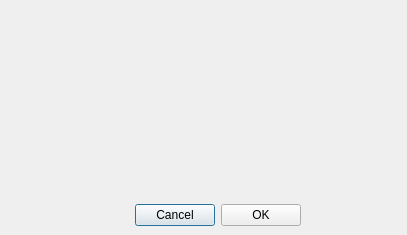
Before: the Qt Designer form gui_source/dialogexport.ui in horsicq/PDBRipper, drawn with Qt 5.
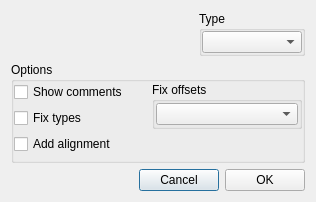
After: the same form once the commit is applied.

The edit to the form file:
```diff
--- a/gui_source/dialogexport.ui
+++ b/gui_source/dialogexport.ui
@@ -9,8 +9,8 @@
    <rect>
     <x>0</x>
     <y>0</y>
-    <width>407</width>
-    <height>235</height>
+    <width>316</width>
+    <height>202</height>
    </rect>
   </property>
   <property name="windowTitle">
@@ -19,15 +19,162 @@
   <property name="modal">
    <bool>true</bool>
   </property>
-  <widget class="QWidget" name="">
-   <property name="geometry">
-    <rect>
-     <x>10</x>
-     <y>200</y>
-     <width>291</width>
-     <height>31</height>
-    </rect>
-   </property>
+  <layout class="QVBoxLayout" name="verticalLayout_4">
+   <item>
+    <layout class="QHBoxLayout" name="horizontalLayout_3">
+     <item>
+      <spacer name="horizontalSpacer_2">
+       <property name="orientation">
+        <enum>Qt::Horizontal</enum>
+       </property>
+       <property name="sizeHint" stdset="0">
+        <size>
+         <width>40</width>
+         <height>20</height>
+        </size>
+       </property>
+      </spacer>
+     </item>
+     <item>
+      <widget class="QGroupBox" name="groupBoxType">
+       <property name="title">
+        <string>Type</string>
+       </property>
+       <layout class="QVBoxLayout" name="verticalLayout_3">
+        <property name="leftMargin">
+         <number>0</number>
+        </property>
+        <property name="topMargin">
+         <number>0</number>
+        </property>
+        <property name="rightMargin">
+         <number>0</number>
+        </property>
+        <property name="bottomMargin">
+         <number>0</number>
+        </property>
+        <item>
+         <widget class="QComboBox" name="comboBox">
+          <property name="minimumSize">
+           <size>
+            <width>100</width>
+            <height>0</height>
+           </size>
+          </property>
+         </widget>
+        </item>
+       </layout>
+      </widget>
+     </item>
+    </layout>
+   </item>
+   <item>
+    <widget class="QGroupBox" name="groupBoxOptions">
+     <property name="title">
+      <string>Options</string>
+     </property>
+     <layout class="QHBoxLayout" name="horizontalLayout_2">
+      <property name="leftMargin">
+       <number>0</number>
+      </property>
+      <property name="topMargin">
+       <number>0</number>
+      </property>
+      <property name="rightMargin">
+       <number>0</number>
+      </property>
+      <property name="bottomMargin">
+       <number>0</number>
+      </property>
+      <item>
+       <layout class="QVBoxLayout" name="verticalLayout">
+        <item>
+         <widget class="QCheckBox" name="checkBoxShowComments">
+          <property name="text">
+           <string>Show comments</string>
+          </property>
+         </widget>
+        </item>
+        <item>
+         <widget class="QCheckBox" name="checkBoxFixTypes">
+          <property name="text">
+           <string>Fix types</string>
+          </property>
+         </widget>
+        </item>
+        <item>
+         <widget class="QCheckBox" name="checkBoxAddAlignment">
+          <property name="text">
+           <string>Add alignment</string>
+          </property>
+         </widget>
+        </item>
+        <item>
+         <spacer name="verticalSpacer_2">
+          <property name="orientation">
+           <enum>Qt::Vertical</enum>
+          </property>
+          <property name="sizeHint" stdset="0">
+           <size>
+            <width>20</width>
+            <height>40</height>
+           </size>
+          </property>
+         </spacer>
+        </item>
+       </layout>
+      </item>
+      <item>
+       <layout class="QVBoxLayout" name="verticalLayout_2">
+        <item>
+         <widget class="QGroupBox" name="groupBoxFixOffsets">
+          <property name="minimumSize">
+           <size>
+            <width>150</width>
+            <height>0</height>
+           </size>
+          </property>
+          <property name="title">
+           <string>Fix offsets</string>
+          </property>
+          <layout class="QVBoxLayout" name="verticalLayout_6">
+           <property name="leftMargin">
+            <number>1</number>
+           </property>
+           <property name="topMargin">
+            <number>1</number>
+           </property>
+           <property name="rightMargin">
+            <number>1</number>
+           </property>
+           <property name="bottomMargin">
+            <number>1</number>
+           </property>
+           <item>
+            <widget class="QComboBox" name="comboBoxFixOffsets"/>
+           </item>
+          </layout>
+         </widget>
+        </item>
+        <item>
+         <spacer name="verticalSpacer">
+          <property name="orientation">
+           <enum>Qt::Vertical</enum>
+          </property>
+          <property name="sizeHint" stdset="0">
+           <size>
+            <width>20</width>
+            <height>40</height>
+           </size>
+          </property>
+         </spacer>
+        </item>
+       </layout>
+      </item>
+     </layout>
+    </widget>
+   </item>
+   <item>
    <layout class="QHBoxLayout" name="horizontalLayout">
     <item>
      <spacer name="horizontalSpacer">
@@ -57,7 +204,8 @@
      </widget>
     </item>
    </layout>
-  </widget>
+   </item>
+  </layout>
  </widget>
  <resources/>
  <connections/>
```
Lines whose indentation alone changed are shown as unchanged.
